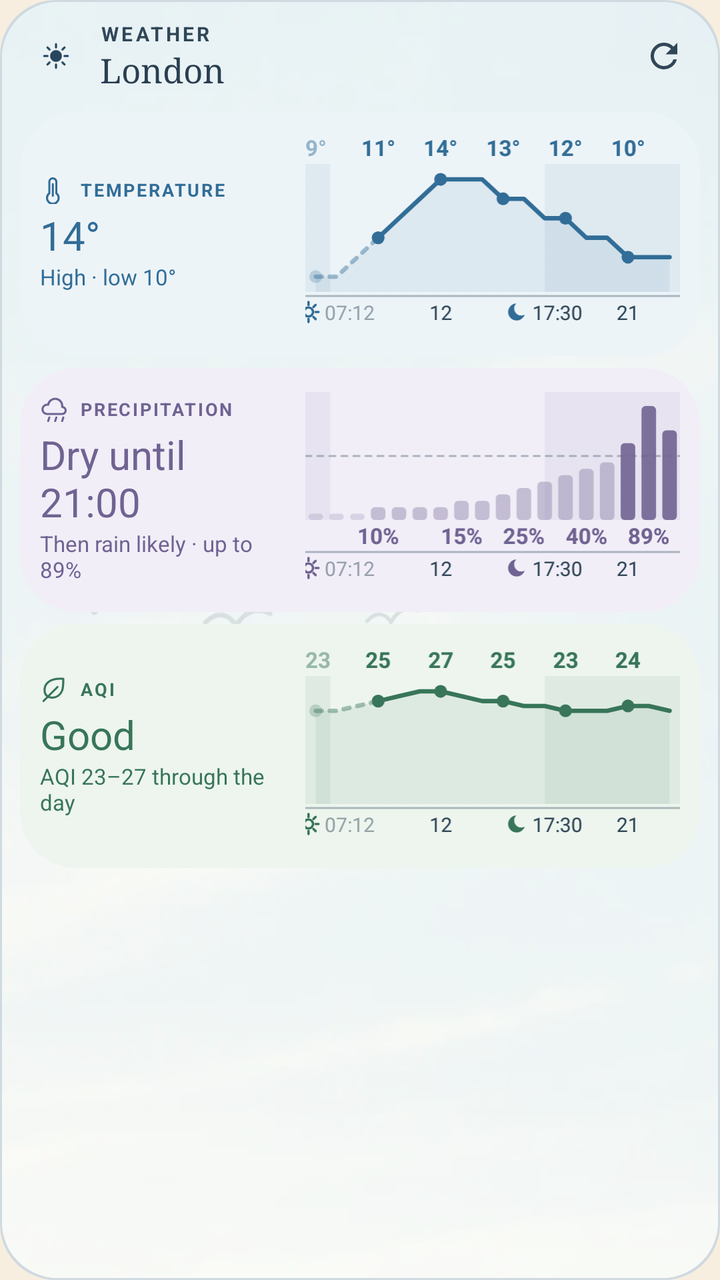
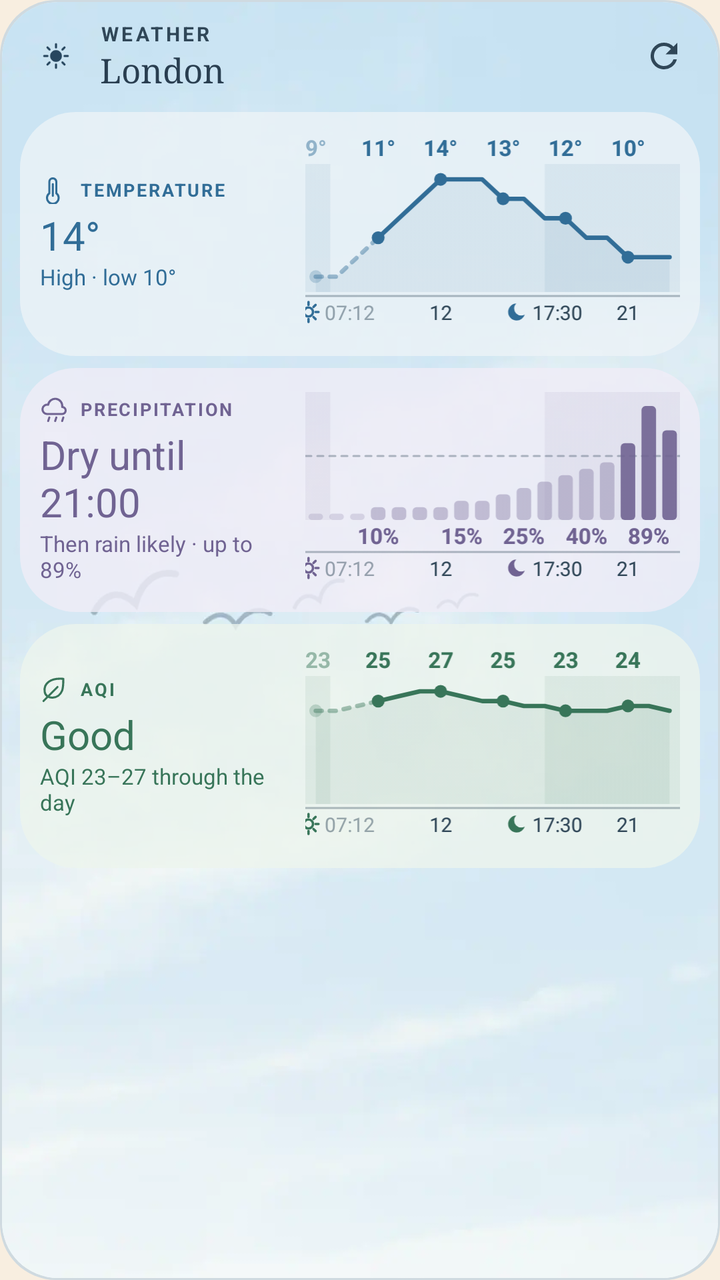

Compare the two renders of this Android layout. The source of the first and the diff that turns it into the second are given below.
<!-- AndroidManifest.xml: application theme Screen -->
<!-- res/layout/widget_preview_weather_full.xml -->
<?xml version="1.0" encoding="utf-8"?>
<FrameLayout xmlns:android="http://schemas.android.com/apk/res/android"
    xmlns:tools="http://schemas.android.com/tools"
    android:layout_width="match_parent"
    android:layout_height="match_parent"
    tools:ignore="HardcodedText,UseAppTint">

    <ImageView android:layout_width="match_parent" android:layout_height="match_parent" android:importantForAccessibility="no" android:scaleType="fitXY" android:src="@drawable/round_card" android:tint="@color/preview_line" />
    <ImageView android:layout_width="match_parent" android:layout_height="match_parent" android:layout_margin="1dp" android:background="@drawable/round_card" android:clipToOutline="true" android:importantForAccessibility="no" android:scaleType="centerCrop" android:src="@drawable/preview_scene" />

    <LinearLayout android:layout_width="match_parent" android:layout_height="match_parent" android:orientation="vertical" android:padding="10dp">
        <LinearLayout android:layout_width="match_parent" android:layout_height="wrap_content" android:layout_marginStart="6dp" android:layout_marginBottom="4dp" android:gravity="center_vertical">
            <ImageView android:layout_width="24dp" android:layout_height="24dp" android:importantForAccessibility="no" android:src="@drawable/ic_sun" android:tint="@color/preview_accent" />
            <LinearLayout android:layout_width="0dp" android:layout_height="wrap_content" android:layout_marginStart="10dp" android:layout_weight="1" android:orientation="vertical">
                <TextView android:layout_width="wrap_content" android:layout_height="wrap_content" android:letterSpacing="0.14" android:maxLines="1" android:text="@string/weather_label" android:textAllCaps="true" android:textColor="@color/preview_muted" android:textSize="10sp" android:textStyle="bold" />
                <TextView android:layout_width="wrap_content" android:layout_height="wrap_content" android:ellipsize="end" android:fontFamily="serif" android:maxLines="1" android:text="@string/preview_city" android:textColor="@color/preview_ink" android:textSize="17sp" />
            </LinearLayout>
            <ImageView android:layout_width="36dp" android:layout_height="36dp" android:importantForAccessibility="no" android:padding="8dp" android:src="@drawable/ic_refresh" android:tint="@color/preview_muted" />
        </LinearLayout>
        <LinearLayout android:layout_width="match_parent" android:layout_height="wrap_content" android:layout_marginTop="6dp" android:background="@drawable/round_card" android:backgroundTint="@color/preview_temperature_tile" android:gravity="center_vertical" android:padding="10dp">
            <LinearLayout android:layout_width="0dp" android:layout_height="wrap_content" android:layout_weight="2" android:orientation="vertical">
                <LinearLayout android:layout_width="match_parent" android:layout_height="wrap_content" android:gravity="center_vertical">
                    <ImageView android:layout_width="14dp" android:layout_height="14dp" android:importantForAccessibility="no" android:src="@drawable/ic_thermometer" android:tint="@color/preview_temperature" />
                    <TextView android:layout_width="wrap_content" android:layout_height="wrap_content" android:layout_marginStart="6dp" android:ellipsize="end" android:letterSpacing="0.1" android:maxLines="1" android:text="@string/weather_temperature" android:textAllCaps="true" android:textColor="@color/preview_temperature" android:textSize="9sp" android:textStyle="bold" />
                </LinearLayout>
                <TextView android:layout_width="wrap_content" android:layout_height="wrap_content" android:layout_marginTop="2dp" android:maxLines="2" android:text="14°" android:textColor="@color/preview_temperature" android:textSize="20sp" />
                <TextView android:layout_width="wrap_content" android:layout_height="wrap_content" android:maxLines="2" android:text="@string/preview_weather_high_low" android:textColor="@color/preview_temperature" android:textSize="11sp" />
            </LinearLayout>
            <FrameLayout android:layout_width="0dp" android:layout_height="wrap_content" android:layout_marginStart="8dp" android:layout_weight="3">
                <ImageView android:layout_width="match_parent" android:layout_height="wrap_content" android:adjustViewBounds="true" android:importantForAccessibility="no" android:scaleType="fitXY" android:src="@drawable/preview_chart_row_axis" android:tint="@color/preview_muted" />
                <ImageView android:layout_width="match_parent" android:layout_height="wrap_content" android:adjustViewBounds="true" android:importantForAccessibility="no" android:scaleType="fitXY" android:src="@drawable/preview_chart_row_temperature" android:tint="@color/preview_temperature" />
            </FrameLayout>
        </LinearLayout>
        <LinearLayout android:layout_width="match_parent" android:layout_height="wrap_content" android:layout_marginTop="6dp" android:background="@drawable/round_card" android:backgroundTint="@color/preview_rain_tile" android:gravity="center_vertical" android:padding="10dp">
            <LinearLayout android:layout_width="0dp" android:layout_height="wrap_content" android:layout_weight="2" android:orientation="vertical">
                <LinearLayout android:layout_width="match_parent" android:layout_height="wrap_content" android:gravity="center_vertical">
                    <ImageView android:layout_width="14dp" android:layout_height="14dp" android:importantForAccessibility="no" android:src="@drawable/ic_rain" android:tint="@color/preview_rain" />
                    <TextView android:layout_width="wrap_content" android:layout_height="wrap_content" android:layout_marginStart="6dp" android:ellipsize="end" android:letterSpacing="0.1" android:maxLines="1" android:text="@string/weather_precipitation" android:textAllCaps="true" android:textColor="@color/preview_rain" android:textSize="9sp" android:textStyle="bold" />
                </LinearLayout>
                <TextView android:layout_width="wrap_content" android:layout_height="wrap_content" android:layout_marginTop="2dp" android:maxLines="2" android:text="@string/preview_weather_dry_until" android:textColor="@color/preview_rain" android:textSize="20sp" />
                <TextView android:layout_width="wrap_content" android:layout_height="wrap_content" android:maxLines="2" android:text="@string/preview_weather_then_rain" android:textColor="@color/preview_rain" android:textSize="11sp" />
            </LinearLayout>
            <FrameLayout android:layout_width="0dp" android:layout_height="wrap_content" android:layout_marginStart="8dp" android:layout_weight="3">
                <ImageView android:layout_width="match_parent" android:layout_height="wrap_content" android:adjustViewBounds="true" android:importantForAccessibility="no" android:scaleType="fitXY" android:src="@drawable/preview_chart_row_axis_rain" android:tint="@color/preview_muted" />
                <ImageView android:layout_width="match_parent" android:layout_height="wrap_content" android:adjustViewBounds="true" android:importantForAccessibility="no" android:scaleType="fitXY" android:src="@drawable/preview_chart_row_rain" android:tint="@color/preview_rain" />
            </FrameLayout>
        </LinearLayout>
        <LinearLayout android:layout_width="match_parent" android:layout_height="wrap_content" android:layout_marginTop="6dp" android:background="@drawable/round_card" android:backgroundTint="@color/preview_air_tile" android:gravity="center_vertical" android:padding="10dp">
            <LinearLayout android:layout_width="0dp" android:layout_height="wrap_content" android:layout_weight="2" android:orientation="vertical">
                <LinearLayout android:layout_width="match_parent" android:layout_height="wrap_content" android:gravity="center_vertical">
                    <ImageView android:layout_width="14dp" android:layout_height="14dp" android:importantForAccessibility="no" android:src="@drawable/ic_leaf" android:tint="@color/preview_air" />
                    <TextView android:layout_width="wrap_content" android:layout_height="wrap_content" android:layout_marginStart="6dp" android:ellipsize="end" android:letterSpacing="0.1" android:maxLines="1" android:text="@string/weather_air" android:textAllCaps="true" android:textColor="@color/preview_air" android:textSize="9sp" android:textStyle="bold" />
                </LinearLayout>
                <TextView android:layout_width="wrap_content" android:layout_height="wrap_content" android:layout_marginTop="2dp" android:maxLines="2" android:text="@string/weather_aqi_good" android:textColor="@color/preview_air" android:textSize="20sp" />
                <TextView android:layout_width="wrap_content" android:layout_height="wrap_content" android:maxLines="2" android:text="@string/preview_weather_aqi" android:textColor="@color/preview_air" android:textSize="11sp" />
            </LinearLayout>
            <FrameLayout android:layout_width="0dp" android:layout_height="wrap_content" android:layout_marginStart="8dp" android:layout_weight="3">
                <ImageView android:layout_width="match_parent" android:layout_height="wrap_content" android:adjustViewBounds="true" android:importantForAccessibility="no" android:scaleType="fitXY" android:src="@drawable/preview_chart_row_axis" android:tint="@color/preview_muted" />
                <ImageView android:layout_width="match_parent" android:layout_height="wrap_content" android:adjustViewBounds="true" android:importantForAccessibility="no" android:scaleType="fitXY" android:src="@drawable/preview_chart_row_air" android:tint="@color/preview_air" />
            </FrameLayout>
        </LinearLayout>
    </LinearLayout>
</FrameLayout>
<!-- resources referenced by this layout -->
<resources>
  <color name="preview_accent">#27465E</color>
  <color name="preview_air">#387559</color>
  <color name="preview_air_tile">#EDF5EE</color>
  <color name="preview_ink">#293E50</color>
  <color name="preview_line">#CFDAE0</color>
  <color name="preview_muted">#304758</color>
  <color name="preview_rain">#706392</color>
  <color name="preview_rain_tile">#F1EEF8</color>
  <color name="preview_temperature">#316D97</color>
  <color name="preview_temperature_tile">#EDF4F8</color>
  <!-- drawable ic_leaf (drawable) -->
  <?xml version="1.0" encoding="utf-8"?>
  <vector xmlns:android="http://schemas.android.com/apk/res/android"
      android:width="24dp" android:height="24dp" android:viewportWidth="24" android:viewportHeight="24">
      <path android:pathData="M20,3C9,2 3,7 4,14c1,7 12,7 15,-1 1,-3 1,-6 1,-10Z" android:strokeColor="#FFFFFFFF" android:strokeWidth="1.8" android:strokeLineCap="round" android:strokeLineJoin="round" />
      <path android:pathData="M3,22L15,10" android:strokeColor="#FFFFFFFF" android:strokeWidth="1.8" android:strokeLineCap="round" />
  </vector>
  <!-- drawable ic_refresh (drawable) -->
  <?xml version="1.0" encoding="utf-8"?>
  <vector xmlns:android="http://schemas.android.com/apk/res/android"
      android:width="20dp" android:height="20dp" android:viewportWidth="24" android:viewportHeight="24">
      <path android:fillColor="#FFFFFFFF" android:pathData="M17.65,6.35A7.96,7.96 0,0 0,12 4a8,8 0,1 0,7.73 10h-2.08A6,6 0,1 1,12 6c1.66,0 3.14,0.69 4.22,1.78L13,11h7V4l-2.35,2.35z" />
  </vector>
  <!-- drawable ic_thermometer (drawable) -->
  <?xml version="1.0" encoding="utf-8"?>
  <vector xmlns:android="http://schemas.android.com/apk/res/android"
      android:width="24dp" android:height="24dp" android:viewportWidth="24" android:viewportHeight="24">
      <path android:pathData="M14,14.8V5a3,3 0,0 0,-6 0v9.8a5,5 0,1 0,6 0Z" android:strokeColor="#FFFFFFFF" android:strokeWidth="1.8" android:strokeLineCap="round" android:strokeLineJoin="round" />
      <path android:pathData="M11,7v10" android:strokeColor="#FFFFFFFF" android:strokeWidth="1.8" android:strokeLineCap="round" />
  </vector>
  <!-- drawable preview_scene (drawable) -->
  <?xml version="1.0" encoding="utf-8"?>
  <layer-list xmlns:android="http://schemas.android.com/apk/res/android">
      <item android:drawable="@drawable/preview_art" />
      <item><shape><solid android:color="@color/preview_scene_wash" /></shape></item>
  </layer-list>
  <!-- drawable round_card (drawable) -->
  <?xml version="1.0" encoding="utf-8"?>
  <shape xmlns:android="http://schemas.android.com/apk/res/android" android:shape="rectangle">
      <solid android:color="#FFFFFFFF" />
      <corners android:radius="@dimen/widget_radius" />
  </shape>
  <string name="preview_city">London</string>
  <string name="preview_weather_aqi">AQI 23–27 through the day</string>
  <string name="preview_weather_dry_until">Dry until 21:00</string>
  <string name="preview_weather_high_low">High · low 10°</string>
  <string name="preview_weather_then_rain">Then rain likely · up to 89%</string>
  <string name="weather_air">AQI</string>
  <string name="weather_aqi_good">Good</string>
  <string name="weather_label">Weather</string>
  <string name="weather_precipitation">Precipitation</string>
  <string name="weather_temperature">Temperature</string>
  <style name="Screen" parent="@android:style/Theme.Material.Light.NoActionBar">
          <item name="android:windowBackground">@color/background</item>
          <item name="android:colorAccent">@color/sun</item>
          <item name="android:textColorPrimary">@color/ink</item>
          <item name="android:windowLightStatusBar">true</item>
      </style>
  <color name="sun">#D88B38</color>
  <color name="preview_scene_wash">#96FFFDF7</color>
  <dimen name="widget_radius">16dp</dimen>
  <color name="background">#F8EEE0</color>
  <color name="ink">#2B2620</color>
  <!-- unchanged entries left out for length: 7 -->
</resources>

<!-- the commit's change to res/layout/widget_preview_weather_full.xml (unified diff, before → after) -->
@@ -6,7 +6,7 @@
     tools:ignore="HardcodedText,UseAppTint">
 
     <ImageView android:layout_width="match_parent" android:layout_height="match_parent" android:importantForAccessibility="no" android:scaleType="fitXY" android:src="@drawable/round_card" android:tint="@color/preview_line" />
-    <ImageView android:layout_width="match_parent" android:layout_height="match_parent" android:layout_margin="1dp" android:background="@drawable/round_card" android:clipToOutline="true" android:importantForAccessibility="no" android:scaleType="centerCrop" android:src="@drawable/preview_scene" />
+    <ImageView android:layout_width="match_parent" android:layout_height="match_parent" android:layout_margin="1dp" android:background="@drawable/round_card" android:clipToOutline="true" android:importantForAccessibility="no" android:scaleType="centerCrop" android:src="@drawable/preview_art" />
 
     <LinearLayout android:layout_width="match_parent" android:layout_height="match_parent" android:orientation="vertical" android:padding="10dp">
         <LinearLayout android:layout_width="match_parent" android:layout_height="wrap_content" android:layout_marginStart="6dp" android:layout_marginBottom="4dp" android:gravity="center_vertical">
@@ -17,7 +17,7 @@
             </LinearLayout>
             <ImageView android:layout_width="36dp" android:layout_height="36dp" android:importantForAccessibility="no" android:padding="8dp" android:src="@drawable/ic_refresh" android:tint="@color/preview_muted" />
         </LinearLayout>
-        <LinearLayout android:layout_width="match_parent" android:layout_height="wrap_content" android:layout_marginTop="6dp" android:background="@drawable/round_card" android:backgroundTint="@color/preview_temperature_tile" android:gravity="center_vertical" android:padding="10dp">
+        <LinearLayout android:layout_width="match_parent" android:layout_height="wrap_content" android:layout_marginTop="6dp" android:background="@drawable/round_card" android:backgroundTint="@color/preview_temperature_glass" android:gravity="center_vertical" android:padding="10dp">
             <LinearLayout android:layout_width="0dp" android:layout_height="wrap_content" android:layout_weight="2" android:orientation="vertical">
                 <LinearLayout android:layout_width="match_parent" android:layout_height="wrap_content" android:gravity="center_vertical">
                     <ImageView android:layout_width="14dp" android:layout_height="14dp" android:importantForAccessibility="no" android:src="@drawable/ic_thermometer" android:tint="@color/preview_temperature" />
@@ -31,7 +31,7 @@
                 <ImageView android:layout_width="match_parent" android:layout_height="wrap_content" android:adjustViewBounds="true" android:importantForAccessibility="no" android:scaleType="fitXY" android:src="@drawable/preview_chart_row_temperature" android:tint="@color/preview_temperature" />
             </FrameLayout>
         </LinearLayout>
-        <LinearLayout android:layout_width="match_parent" android:layout_height="wrap_content" android:layout_marginTop="6dp" android:background="@drawable/round_card" android:backgroundTint="@color/preview_rain_tile" android:gravity="center_vertical" android:padding="10dp">
+        <LinearLayout android:layout_width="match_parent" android:layout_height="wrap_content" android:layout_marginTop="6dp" android:background="@drawable/round_card" android:backgroundTint="@color/preview_rain_glass" android:gravity="center_vertical" android:padding="10dp">
             <LinearLayout android:layout_width="0dp" android:layout_height="wrap_content" android:layout_weight="2" android:orientation="vertical">
                 <LinearLayout android:layout_width="match_parent" android:layout_height="wrap_content" android:gravity="center_vertical">
                     <ImageView android:layout_width="14dp" android:layout_height="14dp" android:importantForAccessibility="no" android:src="@drawable/ic_rain" android:tint="@color/preview_rain" />
@@ -45,7 +45,7 @@
                 <ImageView android:layout_width="match_parent" android:layout_height="wrap_content" android:adjustViewBounds="true" android:importantForAccessibility="no" android:scaleType="fitXY" android:src="@drawable/preview_chart_row_rain" android:tint="@color/preview_rain" />
             </FrameLayout>
         </LinearLayout>
-        <LinearLayout android:layout_width="match_parent" android:layout_height="wrap_content" android:layout_marginTop="6dp" android:background="@drawable/round_card" android:backgroundTint="@color/preview_air_tile" android:gravity="center_vertical" android:padding="10dp">
+        <LinearLayout android:layout_width="match_parent" android:layout_height="wrap_content" android:layout_marginTop="6dp" android:background="@drawable/round_card" android:backgroundTint="@color/preview_air_glass" android:gravity="center_vertical" android:padding="10dp">
             <LinearLayout android:layout_width="0dp" android:layout_height="wrap_content" android:layout_weight="2" android:orientation="vertical">
                 <LinearLayout android:layout_width="match_parent" android:layout_height="wrap_content" android:gravity="center_vertical">
                     <ImageView android:layout_width="14dp" android:layout_height="14dp" android:importantForAccessibility="no" android:src="@drawable/ic_leaf" android:tint="@color/preview_air" />
<!-- resource entries referenced after the edit -->
@@ -2,14 +2,14 @@
 <resources>
   <color name="preview_accent">#27465E</color>
   <color name="preview_air">#387559</color>
-  <color name="preview_air_tile">#EDF5EE</color>
+  <color name="preview_air_glass">#C7EDF5EE</color>
   <color name="preview_ink">#293E50</color>
   <color name="preview_line">#CFDAE0</color>
   <color name="preview_muted">#304758</color>
   <color name="preview_rain">#706392</color>
-  <color name="preview_rain_tile">#F1EEF8</color>
+  <color name="preview_rain_glass">#C7F1EEF8</color>
   <color name="preview_temperature">#316D97</color>
-  <color name="preview_temperature_tile">#EDF4F8</color>
+  <color name="preview_temperature_glass">#C7EDF4F8</color>
   <!-- drawable ic_leaf (drawable) -->
   <?xml version="1.0" encoding="utf-8"?>
   <vector xmlns:android="http://schemas.android.com/apk/res/android"
@@ -30,12 +30,6 @@
       <path android:pathData="M14,14.8V5a3,3 0,0 0,-6 0v9.8a5,5 0,1 0,6 0Z" android:strokeColor="#FFFFFFFF" android:strokeWidth="1.8" android:strokeLineCap="round" android:strokeLineJoin="round" />
       <path android:pathData="M11,7v10" android:strokeColor="#FFFFFFFF" android:strokeWidth="1.8" android:strokeLineCap="round" />
   </vector>
-  <!-- drawable preview_scene (drawable) -->
-  <?xml version="1.0" encoding="utf-8"?>
-  <layer-list xmlns:android="http://schemas.android.com/apk/res/android">
-      <item android:drawable="@drawable/preview_art" />
-      <item><shape><solid android:color="@color/preview_scene_wash" /></shape></item>
-  </layer-list>
   <!-- drawable round_card (drawable) -->
   <?xml version="1.0" encoding="utf-8"?>
   <shape xmlns:android="http://schemas.android.com/apk/res/android" android:shape="rectangle">
@@ -59,7 +53,6 @@
           <item name="android:windowLightStatusBar">true</item>
       </style>
   <color name="sun">#D88B38</color>
-  <color name="preview_scene_wash">#96FFFDF7</color>
   <dimen name="widget_radius">16dp</dimen>
   <color name="background">#F8EEE0</color>
   <color name="ink">#2B2620</color>
